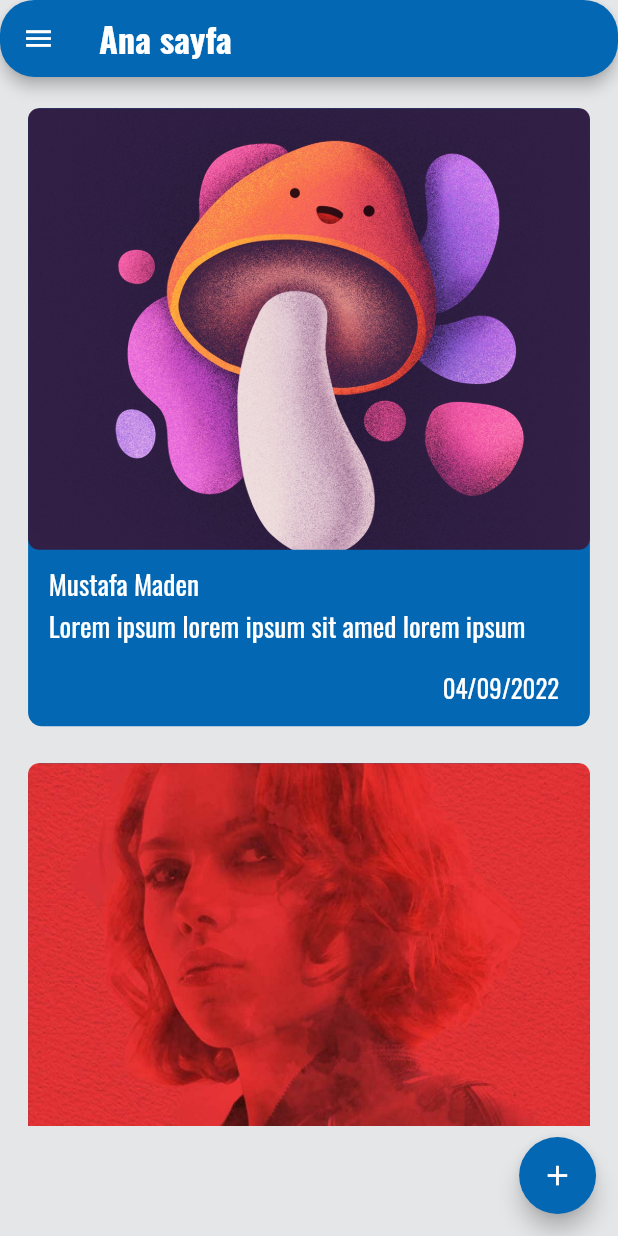
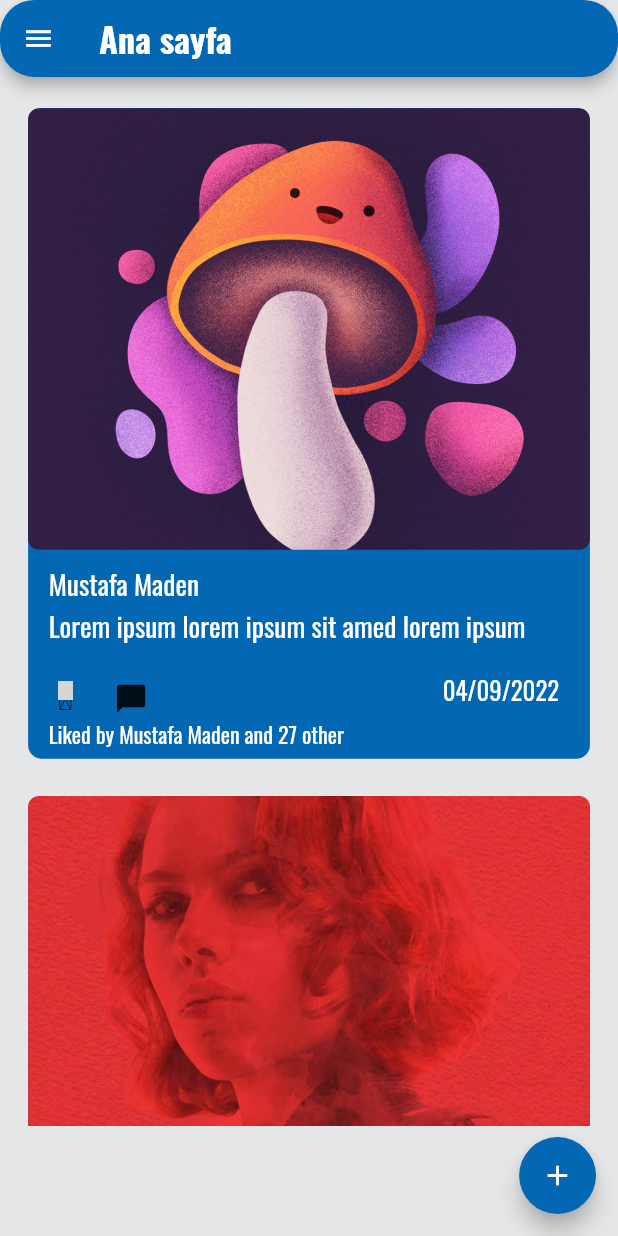
Before and after one commit to madenmustafa1/PostMage, a Flutter app: the HomePage screen opened by its route, on a phone screen of 412 x 824 dp. Run offline on Flutter 3.47's test engine with Material 2 defaults, Android fonts, the phone set to English and light mode, and no system bars; our stand-ins replace flutter_riverpod, fluttertoast, get_it, google_fonts, image_picker, intl_phone_number_input and 4 more; missing offline and left inert: qr_code_scanner; grey boxes are pictures that could not be loaded.

```diff
--- a/lib/dependency_injection/setup.dart
+++ b/lib/dependency_injection/setup.dart
@@ -12,6 +12,4 @@ void setup() {
   getIt.registerLazySingleton<AddPostViewModel>(() => AddPostViewModel());
 
   getIt.registerFactory<PermissionUtil>(() => PermissionUtil());
-
-
 }
--- a/lib/util/color_util.dart
+++ b/lib/util/color_util.dart
@@ -1,6 +1,6 @@
 // ignore_for_file: non_constant_identifier_names
 
-import 'package:flutter/cupertino.dart';
+import 'package:flutter/material.dart';
 
 import 'color_extension.dart';
 
@@ -19,6 +19,8 @@ class ColorUtil {
   //WHITE = E8E8E8  F4F4F2
   static Color GREY_PLATINUM = HexColor.fromHex('#E5E6E8');
   static Color GREY_PLATINUM_2 = HexColor.fromHex('#d9d9d9');
+
+  static Color BLACK = Colors.black;
 }
 
 /*
--- a/lib/view/add_user/add_user_page.dart
+++ b/lib/view/add_user/add_user_page.dart
@@ -1,6 +1,9 @@
 import 'package:flutter/material.dart';
+import 'package:mdntls/util/color_util.dart';
 import 'package:mdntls/util/permission_util.dart';
 import 'package:mdntls/util/router.dart';
+import 'package:mdntls/widgets/text_and_button/simple_text.dart';
+import 'package:pretty_qr_code/pretty_qr_code.dart';
 import '/util/app_util.dart';
 import '/widgets/column_and_row/custom_icon_row.dart';
 import '/widgets/widget_util/calc_sized_box.dart';
@@ -56,6 +59,25 @@ class _AddUserPageState extends State<AddUserPage> {
                     Navigator.pushNamed(context, CRouter.QR_CODE);
                   },
                 ),
+                const CalcSizedBox(calc: 14),
+                Divider(
+                  color: ColorUtil.BLACK,
+                  thickness: 1.5,
+                ),
+                const CalcSizedBox(calc: 70),
+                SimpleText(
+                  text: "#mustafa_maden",
+                  optionalTextSize: AppUtil.getHeight(context) / 20,
+                ),
+                const CalcSizedBox(calc: 80),
+                PrettyQr(
+                  image: const AssetImage('assets/images/qr_code_icon.png'),
+                  typeNumber: 3,
+                  size: 250,
+                  data: 'https://www.google.com',
+                  errorCorrectLevel: QrErrorCorrectLevel.M,
+                  roundEdges: true,
+                ),
               ],
             ),
           ),
--- /dev/null
+++ b/lib/widgets/list/post_bottom_row.dart
@@ -0,0 +1,50 @@
+import 'package:flutter/material.dart';
+
+import '/util/app_util.dart';
+import '/util/color_util.dart';
+import '../other/icons_util.dart';
+import '../text_and_button/simple_text.dart';
+
+class PostBottomRowWidget extends StatelessWidget {
+  const PostBottomRowWidget({Key? key}) : super(key: key);
+
+  @override
+  Widget build(BuildContext context) {
+    return Flexible(
+      child: Padding(
+        padding: EdgeInsets.only(
+          left: AppUtil.getWidth(context) / 150,
+          right: AppUtil.getWidth(context) / 20,
+        ),
+        child: Row(
+          mainAxisAlignment: MainAxisAlignment.spaceBetween,
+          crossAxisAlignment: CrossAxisAlignment.center,
+          children: [
+            Row(
+              children: [
+                IconButton(
+                  onPressed: () {},
+                  icon: IconsUtil.likeIcon(
+                    size: 25,
+                  ),
+                ),
+                IconButton(
+                  onPressed: () {},
+                  icon: IconsUtil.commentIcon(
+                    size: 25,
+                  ),
+                )
+              ],
+            ),
+            SimpleText(
+              textColor: ColorUtil.WHITE,
+              textIsNormal: true,
+              optionalTextSize: 18,
+              text: "04/09/2022",
+            ),
+          ],
+        ),
+      ),
+    );
+  }
+}
--- a/lib/widgets/list/user_post_list_widget.dart
+++ b/lib/widgets/list/user_post_list_widget.dart
@@ -1,4 +1,5 @@
 import 'package:flutter/material.dart';
+import '/widgets/list/post_bottom_row.dart';
 import '/widgets/image/show_list_image.dart';
 import '/widgets/widget_util/box_decorations.dart';
 import '/dependency_injection/setup.dart';
@@ -30,8 +31,6 @@ class UserPostListWidget extends StatelessWidget {
     );
   }
 
-
-
   Widget listViewItem(BuildContext context, int item) {
     return Column(
       children: [
@@ -58,7 +57,9 @@ class UserPostListWidget extends StatelessWidget {
                 ),
                 userImageDescription(),
                 const CalcSizedBox(calc: 50),
-                postDateText(context)
+                const PostBottomRowWidget(),
+                const CalcSizedBox(calc: 180),
+                likeSizeText()
               ],
             ),
           ),
@@ -85,23 +86,18 @@ class UserPostListWidget extends StatelessWidget {
     );
   }
 
-  Flexible postDateText(BuildContext context) {
+  Widget likeSizeText() {
     return Flexible(
       child: Padding(
-        padding: EdgeInsets.only(
-          left: AppUtil.getWidth(context) / 20,
-          right: AppUtil.getWidth(context) / 20,
+        padding: const EdgeInsets.only(
+          left: 15,
+          right: 15,
         ),
-        child: Row(
-          mainAxisAlignment: MainAxisAlignment.end,
-          children: [
-            SimpleText(
-              textColor: ColorUtil.WHITE,
-              textIsNormal: true,
-              optionalTextSize: 18,
-              text: "04/09/2022",
-            ),
-          ],
+        child: SimpleText(
+          text: "Liked by Mustafa Maden and 27 other",
+          optionalTextSize: 16,
+          textColor: ColorUtil.WHITE,
+          textIsNormal: true,
         ),
       ),
     );
--- /dev/null
+++ b/lib/widgets/other/icons_util.dart
@@ -0,0 +1,22 @@
+import 'package:flutter/material.dart';
+import 'package:line_icons/line_icons.dart';
+
+class IconsUtil {
+  static Icon likeIcon({
+    double? size,
+  }) {
+    return Icon(
+      LineIcons.heartAlt,
+      size: size,
+    );
+  }
+
+  static Icon commentIcon({
+    double? size,
+  }) {
+    return Icon(
+      Icons.chat_bubble,
+      size: size,
+    );
+  }
+}
--- a/lib/widgets/widget_util/box_decorations.dart
+++ b/lib/widgets/widget_util/box_decorations.dart
@@ -7,6 +7,6 @@ BoxConstraints boxConstraintsList(BuildContext context) {
     minWidth: AppUtil.getWidth(context) / 2,
     maxWidth: AppUtil.getWidth(context) / 1.1,
     minHeight: AppUtil.getHeight(context) / 8.5,
-    maxHeight: AppUtil.getHeight(context) / 2,
+    maxHeight: AppUtil.getHeight(context) / 1.9,
   );
 }
--- a/pubspec.yaml
+++ b/pubspec.yaml
@@ -25,6 +25,7 @@ dependencies:
   qr_code_scanner: ^0.7.0
   pretty_qr_code: ^2.0.2
   permission_handler: ^10.0.0
+  line_icons: ^2.0.1
 
 dev_dependencies:
   flutter_test:
```
Also changed, not shown: assets/images/app_icon.png (added), assets/images/qr_code_icon.png (added), pubspec.lock.
